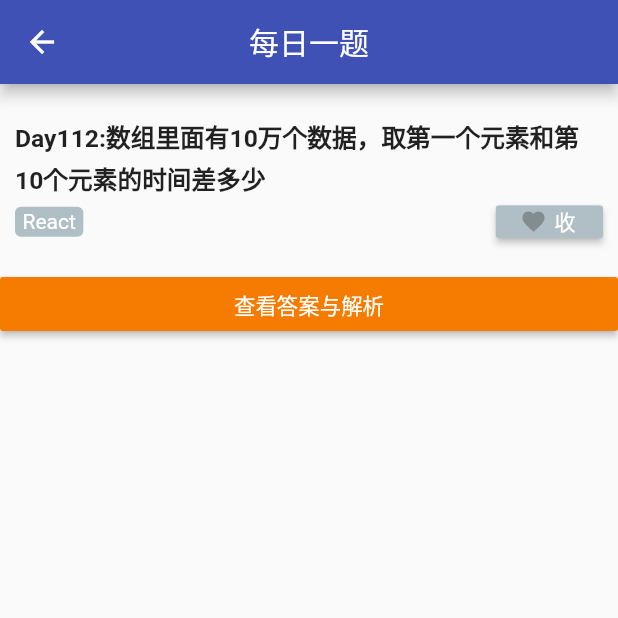
After one commit to donghainan/flutter_fontend, a Flutter app: the DayQuestion screen opened directly, on a phone screen of 412 x 824 dp, the top half of it. The commit adds this screen. Run offline on Flutter 3.47's test engine with Material 2 defaults, Android fonts, the phone set to English and light mode, and no system bars; our stand-ins replace fluro, flutter_screenutil, flutter_swiper; network calls fail; statements that could not run were skipped.

Commit message:
router init

```diff
--- a/lib/main.dart
+++ b/lib/main.dart
@@ -1,5 +1,8 @@
 import 'package:flutter/material.dart';
+import 'package:fluro/fluro.dart';
 import './appbar.dart';
+import './router/routes.dart';
+import './router/application.dart';
 
 void main() {
   runApp(MyApp());
@@ -8,9 +11,14 @@ void main() {
 class MyApp extends StatelessWidget {
   @override
   Widget build(BuildContext context) {
+    final router = Router();
+    Routes.configureRoutes(router);
+    Application.router = router;
+
     return MaterialApp(
       title: '前端星球',
       debugShowCheckedModeBanner: false,
+      onGenerateRoute: Application.router.generator,
       theme: ThemeData(
         primarySwatch: Colors.indigo,
       ),
--- /dev/null
+++ b/lib/pages/day_question.dart
@@ -0,0 +1,128 @@
+import 'package:flutter/material.dart';
+import 'package:flutter_screenutil/flutter_screenutil.dart';
+
+class DayQuestion extends StatefulWidget {
+  DayQuestion({Key key}) : super(key: key);
+
+  @override
+  _DayQuestionState createState() => _DayQuestionState();
+}
+
+class _DayQuestionState extends State<DayQuestion> {
+  bool _isFavorite = false;
+
+  @override
+  void initState() {
+    super.initState();
+  }
+
+  @override
+  Widget build(BuildContext context) {
+    String _dayQuestion = 'Day112:数组里面有10万个数据，取第一个元素和第10个元素的时间差多少';
+    return Scaffold(
+      appBar: AppBar(
+        title: Text("每日一题"),
+        centerTitle: true,
+      ),
+      body: SingleChildScrollView(
+        child: Column(
+          children: <Widget>[
+            Container(
+              margin: EdgeInsets.only(top: 20, bottom: 5),
+              padding: EdgeInsets.only(left: 10, right: 10),
+              child: Text(
+                _dayQuestion,
+                style: TextStyle(
+                    fontSize: ScreenUtil().setSp(30),
+                    fontWeight: FontWeight.w700),
+                strutStyle: StrutStyle(height: 2),
+              ),
+            ),
+            Container(
+              padding: EdgeInsets.only(left: 10, right: 10),
+              child: Row(
+                mainAxisAlignment: MainAxisAlignment.spaceBetween,
+                crossAxisAlignment: CrossAxisAlignment.center,
+                children: <Widget>[
+                  Container(
+                    padding: EdgeInsets.fromLTRB(5, 2, 5, 2),
+                    decoration: BoxDecoration(
+                        color: Colors.blueGrey[200],
+                        borderRadius:
+                            BorderRadius.all(const Radius.circular(4.0))),
+                    child: Center(
+                      child: Text(
+                        "React",
+                        style: TextStyle(color: Colors.white),
+                      ),
+                    ),
+                  ),
+                  Container(
+                    decoration: BoxDecoration(
+                        color: Color.fromRGBO(0, 0, 0, 0.1),
+                        borderRadius:
+                            BorderRadius.all(const Radius.circular(4.0))),
+                    child: Row(
+                      children: <Widget>[
+                        Container(
+                          height: 35.h,
+                          width: 130.w,
+                          child: RaisedButton(
+                            onPressed: () {
+                              setState(() {
+                                this._isFavorite = !this._isFavorite;
+                              });
+                            },
+                            child: Row(
+                              mainAxisAlignment: MainAxisAlignment.center,
+                              crossAxisAlignment: CrossAxisAlignment.center,
+                              children: <Widget>[
+                                Icon(
+                                  Icons.favorite,
+                                  size: 18,
+                                  color:
+                                      _isFavorite ? Colors.red : Colors.black26,
+                                ),
+                                SizedBox(
+                                  width: 5,
+                                ),
+                                Expanded(
+                                    child: Text(
+                                  "收藏",
+                                  style: TextStyle(
+                                      color: _isFavorite
+                                          ? Colors.red
+                                          : Colors.white),
+                                ))
+                              ],
+                            ),
+                            color: Colors.blueGrey[200],
+                          ),
+                        )
+                      ],
+                    ),
+                  )
+                ],
+              ),
+            ),
+            Container(
+              width: 750.w,
+              margin: EdgeInsets.only(top: 20),
+              child: RaisedButton(
+                onPressed: () {},
+                child: Text(
+                  "查看答案与解析",
+                  style: TextStyle(
+                      color: Colors.white,
+                      fontSize: ScreenUtil().setSp(26),
+                      fontWeight: FontWeight.w500),
+                ),
+                color: Colors.orange[700],
+              ),
+            )
+          ],
+        ),
+      ),
+    );
+  }
+}
--- a/lib/pages/personal.dart
+++ b/lib/pages/personal.dart
@@ -1,5 +1,6 @@
 import 'package:flutter/material.dart';
 import 'package:flutter_screenutil/flutter_screenutil.dart';
+import '../router/application.dart';
 
 class Personal extends StatefulWidget {
   Personal({Key key}) : super(key: key);
@@ -20,7 +21,7 @@ class _PersonalState extends State<Personal> {
           padding: EdgeInsets.only(left: 10, right: 10),
           child: FlatButton(
               onPressed: () {
-                print(i);
+                Application.router.navigateTo(context, "/dayQuestionDetail");
               },
               child: Container(
                 height: 100.h,
--- a/lib/pages/questions.dart
+++ b/lib/pages/questions.dart
@@ -1,6 +1,7 @@
 import 'package:flutter/material.dart';
 import 'package:flutter_swiper/flutter_swiper.dart';
 import 'package:flutter_screenutil/flutter_screenutil.dart';
+import '../router/application.dart';
 
 class Questions extends StatefulWidget {
   Questions({Key key}) : super(key: key);
@@ -12,7 +13,10 @@ class Questions extends StatefulWidget {
 class _QuestionsState extends State<Questions> {
   @override
   Widget build(BuildContext context) {
+    ScreenUtil.init(context, width: 750, height: 1334);
     var screenW = MediaQuery.of(context).size.width;
+    String _dayQuestion = 'Day112:数组里面有10万个数据，取第一个元素和第10个元素的时间差多少';
+
     List<Widget> _getList() {
       var temList = <Widget>[];
       for (var i = 0; i < 10; i++) {
@@ -54,7 +58,7 @@ class _QuestionsState extends State<Questions> {
       return temList;
     }
 
-    ScreenUtil.init(context, width: 750, height: 1334);
+
     return Scaffold(
       appBar: AppBar(title: Text("前端星球"),centerTitle: true,),
       body: SingleChildScrollView(
@@ -129,7 +133,7 @@ class _QuestionsState extends State<Questions> {
                   padding: EdgeInsets.only(top: 5, right: 5, bottom: 20),
                   child: FlatButton(
                       onPressed: () {
-                        print("object");
+                        Application.router.navigateTo(context, "/dayQuestionDetail");
                       },
                       child: Column(
                         children: <Widget>[
@@ -167,7 +171,7 @@ class _QuestionsState extends State<Questions> {
                             padding: EdgeInsets.only(
                                 top: 20, right: 30, bottom: 0, left: 10),
                             child: Text(
-                              "Day112:数组里面有10万个数据，取第一个元素和第10个元素的时间差多少",
+                              _dayQuestion,
                               style: TextStyle(
                                   letterSpacing: 2,
                                   fontSize: ScreenUtil().setSp(25),
--- /dev/null
+++ b/lib/router/application.dart
@@ -0,0 +1,5 @@
+import 'package:fluro/fluro.dart';
+
+class Application {
+  static Router router;
+}
--- /dev/null
+++ b/lib/router/router_handler.dart
@@ -0,0 +1,10 @@
+import 'package:flutter/material.dart';
+import 'package:fluro/fluro.dart';
+import '../pages/day_question.dart';
+
+Handler dayquestion = Handler(
+  handlerFunc: (BuildContext context, Map<String, List<String>> params) {
+    // String detaileId = params[0].first;
+    return DayQuestion();
+  }
+);
--- /dev/null
+++ b/lib/router/routes.dart
@@ -0,0 +1,15 @@
+import 'package:flutter/material.dart';
+import './router_handler.dart';
+import 'package:fluro/fluro.dart';
+
+class Routes {
+  static String root = '/';
+  static String dayQuestionDetail = '/dayQuestionDetail';
+  static void configureRoutes(Router router) {
+    router.notFoundHandler = new Handler(
+        handlerFunc: (BuildContext context, Map<String, List<String>> params) {
+      print("ERROR====>ROUTE NOT FOUND!!!");
+    });
+    router.define(dayQuestionDetail, handler: dayquestion, transitionType: TransitionType.cupertino);
+  }
+}
--- a/pubspec.yaml
+++ b/pubspec.yaml
@@ -30,6 +30,9 @@ dependencies:
   cupertino_icons: ^0.1.3
   flutter_swiper : ^1.1.6
   flutter_screenutil: ^2.3.0
+  flutter_easyrefresh: ^2.1.5
+  fluro: "^1.6.3"
+
 dev_dependencies:
   flutter_test:
     sdk: flutter
```
Also changed, not shown: pubspec.lock.
